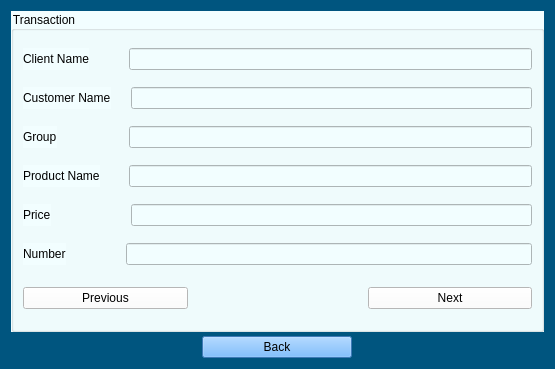
First picture: the form in Login_And_Admin/transaction.ui, repository AP-projects-4001/esm-nadarim, before the edit.
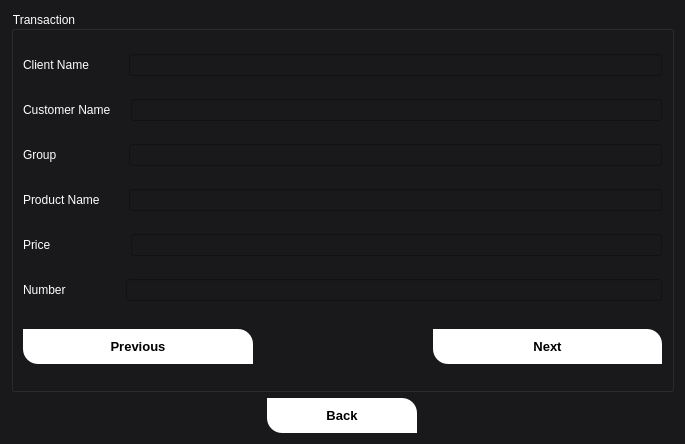
Second picture: the form after the edit.

```diff
--- a/Login_And_Admin/transaction.ui
+++ b/Login_And_Admin/transaction.ui
@@ -6,8 +6,8 @@
    <rect>
     <x>0</x>
     <y>0</y>
-    <width>555</width>
-    <height>369</height>
+    <width>685</width>
+    <height>444</height>
    </rect>
   </property>
   <property name="minimumSize">
@@ -20,16 +20,15 @@
    <string>Form</string>
   </property>
   <property name="styleSheet">
-   <string notr="true">background-color: rgb(0, 85, 127);</string>
+   <string notr="true">background-color: #19181A;
+font: 600 9pt &quot;Segoe UI&quot;;</string>
   </property>
   <layout class="QVBoxLayout" name="verticalLayout_2">
-   <property name="spacing">
-    <number>4</number>
-   </property>
    <item>
     <widget class="QGroupBox" name="groupBox">
      <property name="styleSheet">
-      <string notr="true">background-color: rgb(242, 254, 255);
+      <string notr="true">background-color: #19181A;
+color: rgb(255, 255, 255);
 font: 600 9pt &quot;Segoe UI&quot;;</string>
      </property>
      <property name="title">
@@ -344,7 +343,15 @@
         <item>
          <widget class="QPushButton" name="previous_btn">
           <property name="styleSheet">
-           <string notr="true">background-color: rgb(255, 255, 255);</string>
+           <string notr="true">background-color: rgb(255, 255, 255);
+color: rgb(0, 0, 0);
+	font-size: 13px;
+	font-weight: bold;
+	border-top-right-radius: 15px;
+	border-top-left-radius: 0px;
+	border-bottom-right-radius: 0px;
+	border-bottom-left-radius: 15px;
+	padding: 10px;</string>
           </property>
           <property name="text">
            <string>Previous</string>
@@ -354,7 +361,15 @@
         <item>
          <widget class="QPushButton" name="next_btn">
           <property name="styleSheet">
-           <string notr="true">background-color: rgb(255, 255, 255);</string>
+           <string notr="true">background-color: rgb(255, 255, 255);
+color: rgb(0, 0, 0);
+	font-size: 13px;
+	font-weight: bold;
+	border-top-right-radius: 15px;
+	border-top-left-radius: 0px;
+	border-bottom-right-radius: 0px;
+	border-bottom-left-radius: 15px;
+	padding: 10px;</string>
           </property>
           <property name="text">
            <string>Next</string>
@@ -381,7 +396,15 @@
       </size>
      </property>
      <property name="styleSheet">
-      <string notr="true">background-color: rgb(85, 170, 255);</string>
+      <string notr="true">background-color: rgb(255, 255, 255);
+color: rgb(0, 0, 0);
+	font-size: 13px;
+	font-weight: bold;
+	border-top-right-radius: 15px;
+	border-top-left-radius: 0px;
+	border-bottom-right-radius: 0px;
+	border-bottom-left-radius: 15px;
+	padding: 10px;</string>
      </property>
      <property name="text">
       <string>Back</string>
```
Left out of the diff: 24 changed lines with no effect on the pictures.
